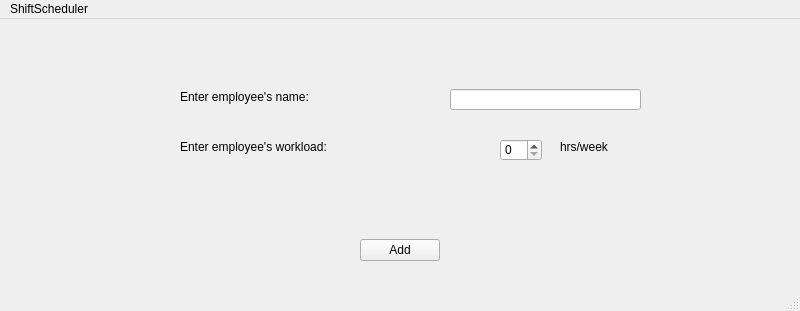
Above: addworkerwindow.ui from lariCath/ShiftScheduler before the change. Below: the same form after it.
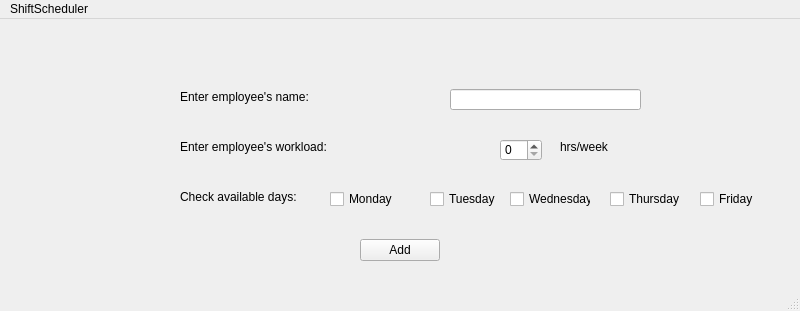
That is the form after the change.

Commit message: added check boxes for workers availability

Patch:
```diff
--- a/addworkerwindow.ui
+++ b/addworkerwindow.ui
@@ -86,6 +86,84 @@
      </rect>
     </property>
    </widget>
+   <widget class="QLabel" name="EmployeeAvailabilityTextField">
+    <property name="geometry">
+     <rect>
+      <x>180</x>
+      <y>170</y>
+      <width>151</width>
+      <height>16</height>
+     </rect>
+    </property>
+    <property name="text">
+     <string>Check available days:</string>
+    </property>
+   </widget>
+   <widget class="QCheckBox" name="checkBoxMon">
+    <property name="geometry">
+     <rect>
+      <x>330</x>
+      <y>170</y>
+      <width>72</width>
+      <height>20</height>
+     </rect>
+    </property>
+    <property name="text">
+     <string>Monday</string>
+    </property>
+   </widget>
+   <widget class="QCheckBox" name="checkBoxTue">
+    <property name="geometry">
+     <rect>
+      <x>430</x>
+      <y>170</y>
+      <width>72</width>
+      <height>20</height>
+     </rect>
+    </property>
+    <property name="text">
+     <string>Tuesday</string>
+    </property>
+   </widget>
+   <widget class="QCheckBox" name="checkBoxWed">
+    <property name="geometry">
+     <rect>
+      <x>510</x>
+      <y>170</y>
+      <width>81</width>
+      <height>20</height>
+     </rect>
+    </property>
+    <property name="text">
+     <string>Wednesday</string>
+    </property>
+   </widget>
+   <widget class="QCheckBox" name="checkBoxThr">
+    <property name="geometry">
+     <rect>
+      <x>610</x>
+      <y>170</y>
+      <width>72</width>
+      <height>20</height>
+     </rect>
+    </property>
+    <property name="text">
+     <string>Thursday</string>
+    </property>
+   </widget>
+   <widget class="QCheckBox" name="checkBoxFri">
+    <property name="geometry">
+     <rect>
+      <x>700</x>
+      <y>170</y>
+      <width>72</width>
+      <height>20</height>
+     </rect>
+    </property>
+    <property name="text">
+     <string>Friday</string>
+    </property>
+   </widget>
   </widget>
   <widget class="QMenuBar" name="menubar">
    <property name="geometry">
```
